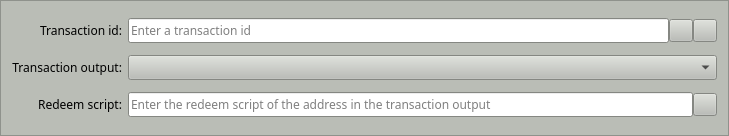
Qt form src/qt/forms/multisiginputentry.ui (SyndicateCash/SyndicateCash) before a commit.
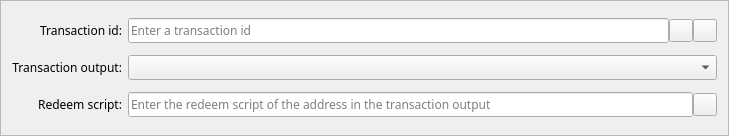
The same form after that commit. Icons and pictures are not drawn. Custom widgets are drawn as their Qt base class.

Patch:
```diff
--- a/src/qt/forms/multisiginputentry.ui
+++ b/src/qt/forms/multisiginputentry.ui
@@ -10,421 +10,6 @@
     <height>136</height>
    </rect>
   </property>
-  <property name="palette">
-   <palette>
-    <active>
-     <colorrole role="WindowText">
-      <brush brushstyle="SolidPattern">
-       <color alpha="255">
-        <red>0</red>
-        <green>0</green>
-        <blue>0</blue>
-       </color>
-      </brush>
-     </colorrole>
-     <colorrole role="Button">
-      <brush brushstyle="SolidPattern">
-       <color alpha="255">
-        <red>186</red>
-        <green>189</green>
-        <blue>182</blue>
-       </color>
-      </brush>
-     </colorrole>
-     <colorrole role="Light">
-      <brush brushstyle="SolidPattern">
-       <color alpha="255">
-        <red>255</red>
-        <green>255</green>
-        <blue>255</blue>
-       </color>
-      </brush>
-     </colorrole>
-     <colorrole role="Midlight">
-      <brush brushstyle="SolidPattern">
-       <color alpha="255">
-        <red>220</red>
-        <green>222</green>
-        <blue>218</blue>
-       </color>
-      </brush>
-     </colorrole>
-     <colorrole role="Dark">
-      <brush brushstyle="SolidPattern">
-       <color alpha="255">
-        <red>93</red>
-        <green>94</green>
-        <blue>91</blue>
-       </color>
-      </brush>
-     </colorrole>
-     <colorrole role="Mid">
-      <brush brushstyle="SolidPattern">
-       <color alpha="255">
-        <red>124</red>
-        <green>126</green>
-        <blue>121</blue>
-       </color>
-      </brush>
-     </colorrole>
-     <colorrole role="Text">
-      <brush brushstyle="SolidPattern">
-       <color alpha="255">
-        <red>0</red>
-        <green>0</green>
-        <blue>0</blue>
-       </color>
-      </brush>
-     </colorrole>
-     <colorrole role="BrightText">
-      <brush brushstyle="SolidPattern">
-       <color alpha="255">
-        <red>255</red>
-        <green>255</green>
-        <blue>255</blue>
-       </color>
-      </brush>
-     </colorrole>
-     <colorrole role="ButtonText">
-      <brush brushstyle="SolidPattern">
-       <color alpha="255">
-        <red>0</red>
-        <green>0</green>
-        <blue>0</blue>
-       </color>
-      </brush>
-     </colorrole>
-     <colorrole role="Base">
-      <brush brushstyle="SolidPattern">
-       <color alpha="255">
-        <red>255</red>
-        <green>255</green>
-        <blue>255</blue>
-       </color>
-      </brush>
-     </colorrole>
-     <colorrole role="Window">
-      <brush brushstyle="SolidPattern">
-       <color alpha="255">
-        <red>186</red>
-        <green>189</green>
-        <blue>182</blue>
-       </color>
-      </brush>
-     </colorrole>
-     <colorrole role="Shadow">
-      <brush brushstyle="SolidPattern">
-       <color alpha="255">
-        <red>0</red>
-        <green>0</green>
-        <blue>0</blue>
-       </color>
-      </brush>
-     </colorrole>
-     <colorrole role="AlternateBase">
-      <brush brushstyle="SolidPattern">
-       <color alpha="255">
-        <red>220</red>
-        <green>222</green>
-        <blue>218</blue>
-       </color>
-      </brush>
-     </colorrole>
-     <colorrole role="ToolTipBase">
-      <brush brushstyle="SolidPattern">
-       <color alpha="255">
-        <red>255</red>
-        <green>255</green>
-        <blue>220</blue>
-       </color>
-      </brush>
-     </colorrole>
-     <colorrole role="ToolTipText">
-      <brush brushstyle="SolidPattern">
-       <color alpha="255">
-        <red>0</red>
-        <green>0</green>
-        <blue>0</blue>
-       </color>
-      </brush>
-     </colorrole>
-    </active>
-    <inactive>
-     <colorrole role="WindowText">
-      <brush brushstyle="SolidPattern">
-       <color alpha="255">
-        <red>0</red>
-        <green>0</green>
-        <blue>0</blue>
-       </color>
-      </brush>
-     </colorrole>
-     <colorrole role="Button">
-      <brush brushstyle="SolidPattern">
-       <color alpha="255">
-        <red>186</red>
-        <green>189</green>
-        <blue>182</blue>
-       </color>
-      </brush>
-     </colorrole>
-     <colorrole role="Light">
-      <brush brushstyle="SolidPattern">
-       <color alpha="255">
-        <red>255</red>
-        <green>255</green>
-        <blue>255</blue>
-       </color>
-      </brush>
-     </colorrole>
-     <colorrole role="Midlight">
-      <brush brushstyle="SolidPattern">
-       <color alpha="255">
-        <red>220</red>
-        <green>222</green>
-        <blue>218</blue>
-       </color>
-      </brush>
-     </colorrole>
-     <colorrole role="Dark">
-      <brush brushstyle="SolidPattern">
-       <color alpha="255">
-        <red>93</red>
-        <green>94</green>
-        <blue>91</blue>
-       </color>
-      </brush>
-     </colorrole>
-     <colorrole role="Mid">
-      <brush brushstyle="SolidPattern">
-       <color alpha="255">
-        <red>124</red>
-        <green>126</green>
-        <blue>121</blue>
-       </color>
-      </brush>
-     </colorrole>
-     <colorrole role="Text">
-      <brush brushstyle="SolidPattern">
-       <color alpha="255">
-        <red>0</red>
-        <green>0</green>
-        <blue>0</blue>
-       </color>
-      </brush>
-     </colorrole>
-     <colorrole role="BrightText">
-      <brush brushstyle="SolidPattern">
-       <color alpha="255">
-        <red>255</red>
-        <green>255</green>
-        <blue>255</blue>
-       </color>
-      </brush>
-     </colorrole>
-     <colorrole role="ButtonText">
-      <brush brushstyle="SolidPattern">
-       <color alpha="255">
-        <red>0</red>
-        <green>0</green>
-        <blue>0</blue>
-       </color>
-      </brush>
-     </colorrole>
-     <colorrole role="Base">
-      <brush brushstyle="SolidPattern">
-       <color alpha="255">
-        <red>255</red>
-        <green>255</green>
-        <blue>255</blue>
-       </color>
-      </brush>
-     </colorrole>
-     <colorrole role="Window">
-      <brush brushstyle="SolidPattern">
-       <color alpha="255">
-        <red>186</red>
-        <green>189</green>
-        <blue>182</blue>
-       </color>
-      </brush>
-     </colorrole>
-     <colorrole role="Shadow">
-      <brush brushstyle="SolidPattern">
-       <color alpha="255">
-        <red>0</red>
-        <green>0</green>
-        <blue>0</blue>
-       </color>
-      </brush>
-     </colorrole>
-     <colorrole role="AlternateBase">
-      <brush brushstyle="SolidPattern">
-       <color alpha="255">
-        <red>220</red>
-        <green>222</green>
-        <blue>218</blue>
-       </color>
-      </brush>
-     </colorrole>
-     <colorrole role="ToolTipBase">
-      <brush brushstyle="SolidPattern">
-       <color alpha="255">
-        <red>255</red>
-        <green>255</green>
-        <blue>220</blue>
-       </color>
-      </brush>
-     </colorrole>
-     <colorrole role="ToolTipText">
-      <brush brushstyle="SolidPattern">
-       <color alpha="255">
-        <red>0</red>
-        <green>0</green>
-        <blue>0</blue>
-       </color>
-      </brush>
-     </colorrole>
-    </inactive>
-    <disabled>
-     <colorrole role="WindowText">
-      <brush brushstyle="SolidPattern">
-       <color alpha="255">
-        <red>93</red>
-        <green>94</green>
-        <blue>91</blue>
-       </color>
-      </brush>
-     </colorrole>
-     <colorrole role="Button">
-      <brush brushstyle="SolidPattern">
-       <color alpha="255">
-        <red>186</red>
-        <green>189</green>
-        <blue>182</blue>
-       </color>
-      </brush>
-     </colorrole>
-     <colorrole role="Light">
-      <brush brushstyle="SolidPattern">
-       <color alpha="255">
-        <red>255</red>
-        <green>255</green>
-        <blue>255</blue>
-       </color>
-      </brush>
-     </colorrole>
-     <colorrole role="Midlight">
-      <brush brushstyle="SolidPattern">
-       <color alpha="255">
-        <red>220</red>
-        <green>222</green>
-        <blue>218</blue>
-       </color>
-      </brush>
-     </colorrole>
-     <colorrole role="Dark">
-      <brush brushstyle="SolidPattern">
-       <color alpha="255">
-        <red>93</red>
-        <green>94</green>
-        <blue>91</blue>
-       </color>
-      </brush>
-     </colorrole>
-     <colorrole role="Mid">
-      <brush brushstyle="SolidPattern">
-       <color alpha="255">
-        <red>124</red>
-        <green>126</green>
-        <blue>121</blue>
-       </color>
-      </brush>
-     </colorrole>
-     <colorrole role="Text">
-      <brush brushstyle="SolidPattern">
-       <color alpha="255">
-        <red>93</red>
-        <green>94</green>
-        <blue>91</blue>
-       </color>
-      </brush>
-     </colorrole>
-     <colorrole role="BrightText">
-      <brush brushstyle="SolidPattern">
-       <color alpha="255">
-        <red>255</red>
-        <green>255</green>
-        <blue>255</blue>
-       </color>
-      </brush>
-     </colorrole>
-     <colorrole role="ButtonText">
-      <brush brushstyle="SolidPattern">
-       <color alpha="255">
-        <red>93</red>
-        <green>94</green>
-        <blue>91</blue>
-       </color>
-      </brush>
-     </colorrole>
-     <colorrole role="Base">
-      <brush brushstyle="SolidPattern">
-       <color alpha="255">
-        <red>186</red>
-        <green>189</green>
-        <blue>182</blue>
-       </color>
-      </brush>
-     </colorrole>
-     <colorrole role="Window">
-      <brush brushstyle="SolidPattern">
-       <color alpha="255">
-        <red>186</red>
-        <green>189</green>
-        <blue>182</blue>
-       </color>
-      </brush>
-     </colorrole>
-     <colorrole role="Shadow">
-      <brush brushstyle="SolidPattern">
-       <color alpha="255">
-        <red>0</red>
-        <green>0</green>
-        <blue>0</blue>
-       </color>
-      </brush>
-     </colorrole>
-     <colorrole role="AlternateBase">
-      <brush brushstyle="SolidPattern">
-       <color alpha="255">
-        <red>186</red>
-        <green>189</green>
-        <blue>182</blue>
-       </color>
-      </brush>
-     </colorrole>
-     <colorrole role="ToolTipBase">
-      <brush brushstyle="SolidPattern">
-       <color alpha="255">
-        <red>255</red>
-        <green>255</green>
-        <blue>220</blue>
-       </color>
-      </brush>
-     </colorrole>
-     <colorrole role="ToolTipText">
-      <brush brushstyle="SolidPattern">
-       <color alpha="255">
-        <red>0</red>
-        <green>0</green>
-        <blue>0</blue>
-       </color>
-      </brush>
-     </colorrole>
-    </disabled>
-   </palette>
-  </property>
   <property name="font">
    <font>
     <family>Sawasdee</family>
```
